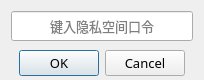
First picture: the form in _APL/selfModuleCheckDlg/selfmodulecheckdlg.ui, repository QmGohinn/iTool, before the edit.
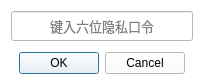
Second picture: the form after the edit.

Patch:
```diff
--- a/_APL/selfModuleCheckDlg/selfmodulecheckdlg.ui
+++ b/_APL/selfModuleCheckDlg/selfmodulecheckdlg.ui
@@ -34,6 +34,9 @@
   <property name="windowTitle">
    <string/>
   </property>
+  <property name="styleSheet">
+   <string notr="true">background-color: rgb(255, 255, 255);</string>
+  </property>
   <layout class="QVBoxLayout" name="verticalLayout">
    <item>
     <widget class="QLineEdit" name="lineEdit">
@@ -43,12 +46,21 @@
        <height>30</height>
       </size>
      </property>
+     <property name="font">
+      <font>
+       <family>宋体</family>
+       <pointsize>10</pointsize>
+      </font>
+     </property>
      <property name="mouseTracking">
       <bool>true</bool>
      </property>
      <property name="tabletTracking">
       <bool>false</bool>
      </property>
+     <property name="styleSheet">
+      <string notr="true">background-color: rgb(255, 255, 255);</string>
+     </property>
      <property name="echoMode">
       <enum>QLineEdit::Password</enum>
      </property>
@@ -56,13 +68,13 @@
       <set>Qt::AlignCenter</set>
      </property>
      <property name="placeholderText">
-      <string>键入隐私空间口令</string>
+      <string>键入六位隐私口令</string>
      </property>
      <property name="cursorMoveStyle">
       <enum>Qt::LogicalMoveStyle</enum>
      </property>
      <property name="clearButtonEnabled">
-      <bool>true</bool>
+      <bool>false</bool>
      </property>
     </widget>
    </item>
@@ -89,6 +101,9 @@
      <property name="focusPolicy">
       <enum>Qt::NoFocus</enum>
      </property>
+     <property name="styleSheet">
+      <string notr="true">background-color: rgb(255, 255, 255);</string>
+     </property>
      <property name="orientation">
       <enum>Qt::Horizontal</enum>
      </property>
```
